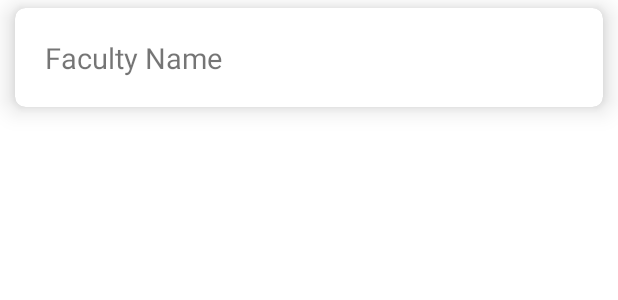
After one commit to dhavanikgithub/OrganizeU, an Android app: the layout item_faculty.xml on its own in the app's theme, with its tools: preview values and no code run, on a phone screen of 412 x 824 dp. The commit adds this screen. Shown: the top 300 px of the screen. Run offline under Robolectric (Android 15) with nearby library versions, the light colour scheme and no system bars.

Commit message:
Implement Add Faculty feature.

```diff
--- a/app/src/main/java/com/dk/organizeu/admin_activity/fragments/faculty/FacultyViewModel.kt
+++ b/app/src/main/java/com/dk/organizeu/admin_activity/fragments/faculty/FacultyViewModel.kt
@@ -1,7 +1,9 @@
 package com.dk.organizeu.admin_activity.fragments.faculty
 
 import androidx.lifecycle.ViewModel
+import com.dk.organizeu.admin_activity.adapter.FacultyAdapter
 
 class FacultyViewModel : ViewModel() {
-    // TODO: Implement the ViewModel
+    lateinit var facultyAdapter: FacultyAdapter
+    val facultyList: ArrayList<String> = ArrayList()
 }
--- a/app/src/main/res/layout/fragment_faculty.xml
+++ b/app/src/main/res/layout/fragment_faculty.xml
@@ -9,7 +9,7 @@
 
 
     <androidx.recyclerview.widget.RecyclerView
-        android:id="@+id/recyclerView"
+        android:id="@+id/facultyRecyclerView"
         android:layout_width="match_parent"
         android:layout_height="0dp"
         android:padding="10dp"
--- /dev/null
+++ b/app/src/main/res/layout/item_faculty.xml
@@ -0,0 +1,27 @@
+<?xml version="1.0" encoding="utf-8"?>
+<androidx.cardview.widget.CardView xmlns:android="http://schemas.android.com/apk/res/android"
+    xmlns:app="http://schemas.android.com/apk/res-auto"
+    android:layout_width="match_parent"
+    android:layout_height="wrap_content"
+    app:cardCornerRadius="7dp"
+    app:cardElevation="10dp"
+    android:layout_marginHorizontal="10dp"
+    android:layout_marginVertical="5dp"
+    android:clickable="true"
+    android:focusable="true">
+        <LinearLayout
+            android:layout_width="match_parent"
+            android:layout_height="match_parent"
+            android:orientation="vertical"
+            android:padding="20dp">
+
+            <TextView
+                android:id="@+id/textView"
+                android:layout_width="match_parent"
+                android:layout_height="wrap_content"
+                android:text="Faculty Name"
+                android:textSize="@dimen/_15sdp"/>
+
+
+        </LinearLayout>
+</androidx.cardview.widget.CardView>
```
Also changed, not shown: app/src/main/java/com/dk/organizeu/admin_activity/adapter/FacultyAdapter.kt (added, +34 -0 lines), app/src/main/java/com/dk/organizeu/admin_activity/fragments/faculty/FacultyFragment.kt (+51 -1 lines).
